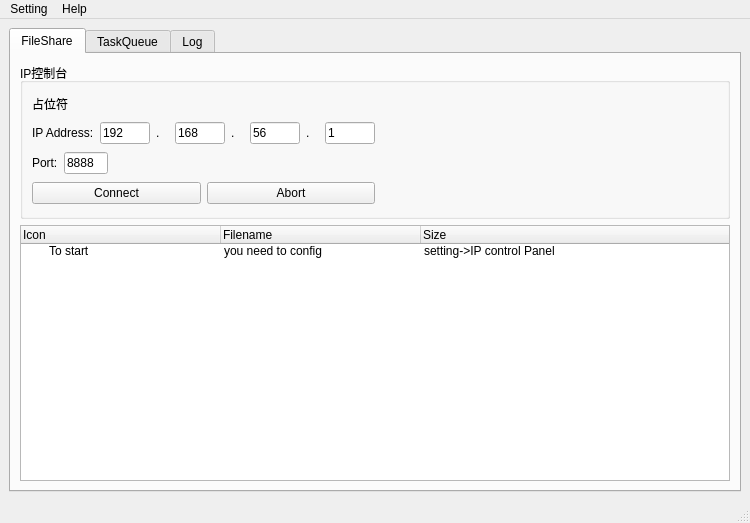
Old version of the form mainwindow.ui in the repository kechuan/HTTP-QT.
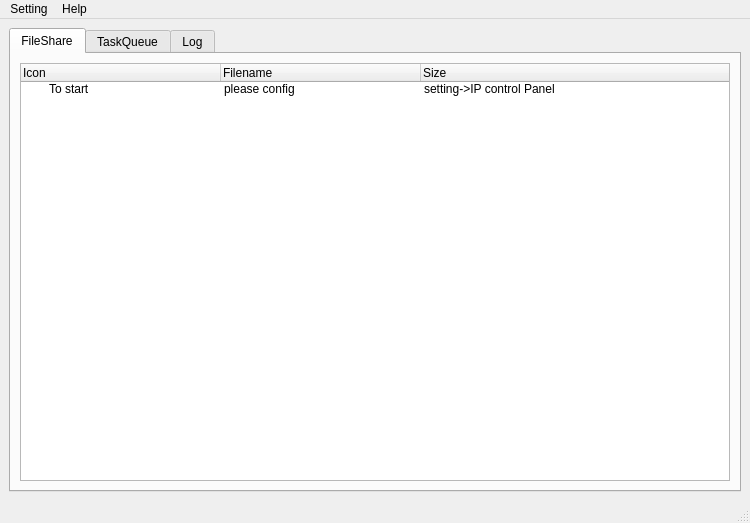
New version of the form.

Commit message: Please enter the commit message for your changes. Lines starting with '#' will be ignored, and an empty message aborts the commit.

The edit to the form file:
```diff
--- a/mainwindow.ui
+++ b/mainwindow.ui
@@ -31,234 +31,6 @@
         <string>FileShare</string>
        </attribute>
        <layout class="QVBoxLayout" name="verticalLayout_5">
-        <item>
-         <widget class="QGroupBox" name="groupBox_IP_controlPanel">
-          <property name="sizePolicy">
-           <sizepolicy hsizetype="Preferred" vsizetype="Preferred">
-            <horstretch>0</horstretch>
-            <verstretch>0</verstretch>
-           </sizepolicy>
-          </property>
-          <property name="minimumSize">
-           <size>
-            <width>341</width>
-            <height>156</height>
-           </size>
-          </property>
-          <property name="maximumSize">
-           <size>
-            <width>1200</width>
-            <height>156</height>
-           </size>
-          </property>
-          <property name="layoutDirection">
-           <enum>Qt::LeftToRight</enum>
-          </property>
-          <property name="title">
-           <string>IP控制台</string>
-          </property>
-          <property name="flat">
-           <bool>false</bool>
-          </property>
-          <property name="checkable">
-           <bool>false</bool>
-          </property>
-          <layout class="QHBoxLayout" name="horizontalLayout">
-           <item>
-            <layout class="QVBoxLayout" name="verticalLayout_IP_Panel">
-             <item>
-              <layout class="QHBoxLayout" name="horizontalLayout_7">
-               <item>
-                <widget class="QLabel" name="label_2">
-                 <property name="maximumSize">
-                  <size>
-                   <width>60</width>
-                   <height>15</height>
-                  </size>
-                 </property>
-                 <property name="text">
-                  <string>占位符</string>
-                 </property>
-                </widget>
-               </item>
-               <item>
-                <spacer name="horizontalSpacer">
-                 <property name="orientation">
-                  <enum>Qt::Horizontal</enum>
-                 </property>
-                 <property name="sizeHint" stdset="0">
-                  <size>
-                   <width>40</width>
-                   <height>20</height>
-                  </size>
-                 </property>
-                </spacer>
-               </item>
-              </layout>
-             </item>
-             <item>
-              <layout class="QHBoxLayout" name="horizontalLayout_IPsetting">
-               <item>
-                <widget class="QLabel" name="label_IP_Address">
-                 <property name="text">
-                  <string>IP Address:</string>
-                 </property>
-                </widget>
-               </item>
-               <item>
-                <widget class="QLineEdit" name="lineEdit_IP_1">
-                 <property name="maximumSize">
-                  <size>
-                   <width>50</width>
-                   <height>16777215</height>
-                  </size>
-                 </property>
-                 <property name="text">
-                  <string>192</string>
-                 </property>
-                </widget>
-               </item>
-               <item>
-                <widget class="QLabel" name="label_Dot">
-                 <property name="text">
-                  <string>.</string>
-                 </property>
-                </widget>
-               </item>
-               <item>
-                <widget class="QLineEdit" name="lineEdit_IP_2">
-                 <property name="maximumSize">
-                  <size>
-                   <width>50</width>
-                   <height>16777215</height>
-                  </size>
-                 </property>
-                 <property name="text">
-                  <string>168</string>
-                 </property>
-                </widget>
-               </item>
-               <item>
-                <widget class="QLabel" name="label_Dot_2">
-                 <property name="text">
-                  <string>.</string>
-                 </property>
-                </widget>
-               </item>
-               <item>
-                <widget class="QLineEdit" name="lineEdit_IP_3">
-                 <property name="maximumSize">
-                  <size>
-                   <width>50</width>
-                   <height>16777215</height>
-                  </size>
-                 </property>
-                 <property name="text">
-                  <string>56</string>
-                 </property>
-                </widget>
-               </item>
-               <item>
-                <widget class="QLabel" name="label_Dot_3">
-                 <property name="text">
-                  <string>.</string>
-                 </property>
-                </widget>
-               </item>
-               <item>
-                <widget class="QLineEdit" name="lineEdit_IP_4">
-                 <property name="maximumSize">
-                  <size>
-                   <width>50</width>
-                   <height>16777215</height>
-                  </size>
-                 </property>
-                 <property name="text">
-                  <string>1</string>
-                 </property>
-                </widget>
-               </item>
-              </layout>
-             </item>
-             <item>
-              <layout class="QHBoxLayout" name="horizontalLayout_2">
-               <item>
-                <widget class="QLabel" name="label_IP_Port">
-                 <property name="text">
-                  <string>Port:</string>
-                 </property>
-                </widget>
-               </item>
-               <item>
-                <widget class="QLineEdit" name="lineEdit_Port">
-                 <property name="maximumSize">
-                  <size>
-                   <width>44</width>
-                   <height>16777215</height>
-                  </size>
-                 </property>
-                 <property name="text">
-                  <string>8888</string>
-                 </property>
-                 <property name="maxLength">
-                  <number>32767</number>
-                 </property>
-                 <property name="readOnly">
-                  <bool>false</bool>
-                 </property>
-                </widget>
-               </item>
-               <item>
-                <spacer name="horizontalSpacer_2">
-                 <property name="orientation">
-                  <enum>Qt::Horizontal</enum>
-                 </property>
-                 <property name="sizeHint" stdset="0">
-                  <size>
-                   <width>40</width>
-                   <height>20</height>
-                  </size>
-                 </property>
-                </spacer>
-               </item>
-              </layout>
-             </item>
-             <item>
-              <layout class="QHBoxLayout" name="horizontalLayout_connectionPanel">
-               <item>
-                <widget class="QPushButton" name="pushButton_Connect">
-                 <property name="text">
-                  <string>Connect</string>
-                 </property>
-                </widget>
-               </item>
-               <item>
-                <widget class="QPushButton" name="pushButton_Abort">
-                 <property name="text">
-                  <string>Abort</string>
-                 </property>
-                </widget>
-               </item>
-              </layout>
-             </item>
-            </layout>
-           </item>
-           <item>
-            <spacer name="horizontalSpacer_3">
-             <property name="orientation">
-              <enum>Qt::Horizontal</enum>
-             </property>
-             <property name="sizeHint" stdset="0">
-              <size>
-               <width>40</width>
-               <height>20</height>
-              </size>
-             </property>
-            </spacer>
-           </item>
-          </layout>
-         </widget>
-        </item>
         <item>
          <widget class="QTreeWidget" name="Filelist">
           <property name="indentation">
@@ -290,7 +62,7 @@
             <string>To start</string>
            </property>
            <property name="text">
-            <string>you need to config </string>
+            <string>please config </string>
            </property>
            <property name="text">
             <string>setting-&gt;IP control Panel</string>
@@ -360,7 +132,7 @@
     <property name="title">
      <string>Setting</string>
     </property>
-    <addaction name="IP_contorlPanel"/>
+    <addaction name="IP_controlPanel"/>
    </widget>
    <widget class="QMenu" name="menuHelp">
     <property name="title">
@@ -377,7 +149,7 @@
     <string>About</string>
    </property>
   </action>
-  <action name="IP_contorlPanel">
+  <action name="IP_controlPanel">
    <property name="text">
     <string>IP控制台</string>
    </property>
```
The commit also changes 22 other files.
